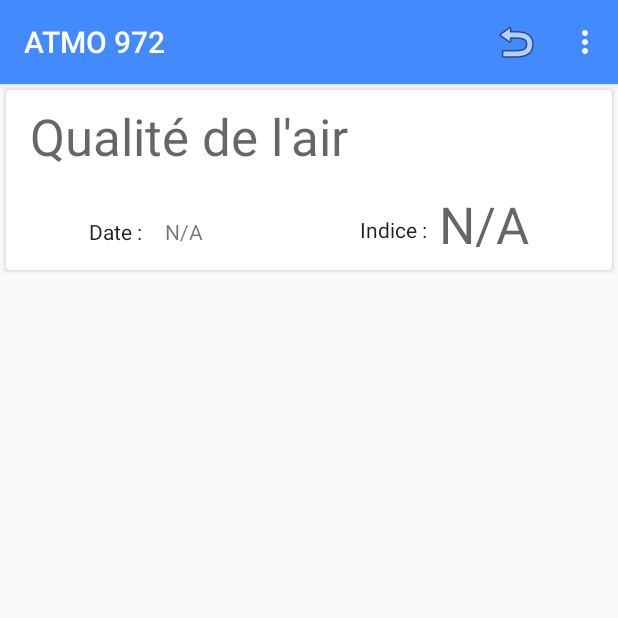
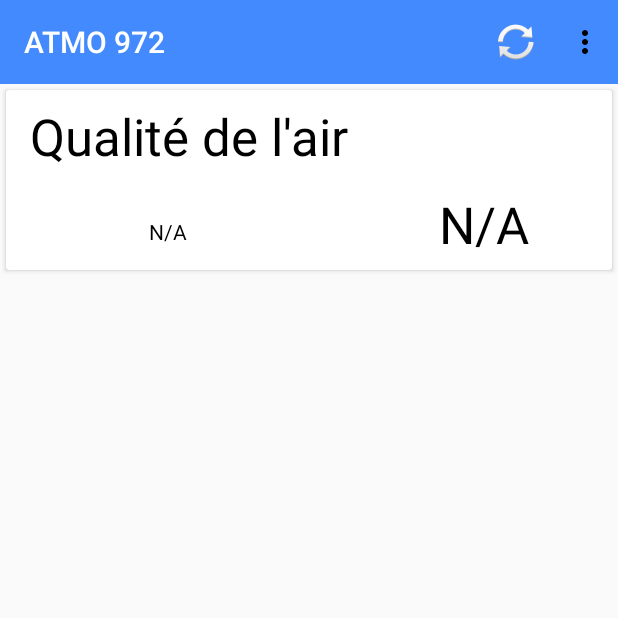
Before and after one commit to MadiBreizh/ATMO972, an Android app: the screen it shows after launch (MainActivity), on a phone screen of 412 x 824 dp, the top half of it. Run offline under Robolectric (Android 15) with nearby library versions, the phone set to English and light mode, and no system bars; libraries missing offline, so code that uses them is left out: com.opencsv; network calls fail; 2 statements that could not run were skipped.

Commit message:
Modification du thème ajout d'une fleche de retour à l'activitée précédente

```diff
--- a/app/src/main/java/com/example/eag/myapplication/MainActivity.java
+++ b/app/src/main/java/com/example/eag/myapplication/MainActivity.java
@@ -8,6 +8,7 @@ import android.support.v4.app.NavUtils;
 import android.support.v7.app.AppCompatActivity;
 import android.os.Bundle;
 import android.support.v7.widget.CardView;
+import android.support.v7.widget.Toolbar;
 import android.view.Menu;
 import android.view.MenuItem;
 import android.view.View;
@@ -30,12 +31,17 @@ public class MainActivity extends AppCompatActivity {
     TextView tvIndice;
     CardView cardView;
 
+    Toolbar toolbar;
+
     AtmoElement[] atmoElements = null;
 
     @Override
     protected void onCreate(Bundle savedInstanceState) {
         super.onCreate(savedInstanceState);
         setContentView(R.layout.activity_main);
+
+        toolbar = (Toolbar) findViewById(R.id.tb_acceuil);
+        setSupportActionBar(toolbar);
 
         tvDate = (TextView)findViewById(R.id.tvDate);
         tvIndice = (TextView)findViewById(R.id.tvIndice);
@@ -86,7 +92,7 @@ public class MainActivity extends AppCompatActivity {
 
         @Override
         protected AtmoElement[] doInBackground(Void... params) {
-            int nbrJourAntérieur = -10;
+            int nbrJourAntérieur = -20;
 
             Uri.Builder uriBuilder = new Uri.Builder();
 
--- a/app/src/main/res/layout/activity_main.xml
+++ b/app/src/main/res/layout/activity_main.xml
@@ -1,7 +1,25 @@
 <?xml version="1.0" encoding="utf-8"?>
-<android.support.constraint.ConstraintLayout xmlns:android="http://schemas.android.com/apk/res/android"
+<LinearLayout xmlns:android="http://schemas.android.com/apk/res/android"
     xmlns:app="http://schemas.android.com/apk/res-auto"
     xmlns:tools="http://schemas.android.com/tools"
+    android:layout_width="match_parent"
+    android:layout_height="match_parent"
+    android:orientation="vertical"
+    tools:context="com.example.eag.myapplication.HistoriqueActivity"
+    tools:layout_editor_absoluteX="0dp"
+    tools:layout_editor_absoluteY="41dp">
+
+    <android.support.v7.widget.Toolbar
+        android:id="@+id/tb_acceuil"
+        android:layout_width="match_parent"
+        android:layout_height="wrap_content"
+        android:background="@color/colorPrimary"
+        android:minHeight="?attr/actionBarSize"
+        android:theme="@style/AppTheme"
+        tools:layout_editor_absoluteX="8dp"
+        tools:layout_editor_absoluteY="0dp" />
+
+    <android.support.constraint.ConstraintLayout
     android:layout_width="match_parent"
     android:layout_height="match_parent"
     tools:context="com.example.eag.myapplication.MainActivity"
@@ -18,12 +36,12 @@
         android:layout_marginLeft="4dp"
         android:layout_marginRight="4dp"
         android:layout_marginStart="4dp"
-        android:layout_marginTop="4dp"
         app:layout_constraintHorizontal_bias="0.0"
         app:layout_constraintLeft_toLeftOf="parent"
         app:layout_constraintRight_toRightOf="parent"
+        tools:showIn="@layout/activity_main"
             app:layout_constraintTop_toTopOf="parent"
-        tools:showIn="@layout/activity_main">
+            android:layout_marginTop="4dp">
 
             <android.support.constraint.ConstraintLayout
                 android:layout_width="match_parent"
@@ -36,6 +54,7 @@
                     android:layout_width="wrap_content"
                     android:layout_height="wrap_content"
                     android:layout_marginLeft="16dp"
+                    android:layout_marginStart="16dp"
                     android:layout_marginTop="8dp"
                     android:text="@string/qualite_air"
                     android:textAppearance="@android:style/TextAppearance.Material.Display1"
@@ -74,7 +93,7 @@
                     android:layout_column="1"
                     android:layout_marginBottom="8dp"
                     android:layout_marginEnd="55dp"
-                android:layout_marginRight="54dp"
+                    android:layout_marginRight="55dp"
                     android:layout_row="1"
                     android:layout_weight="1"
                     android:text="N/A"
@@ -101,3 +120,4 @@
         </android.support.v7.widget.CardView>
 
     </android.support.constraint.ConstraintLayout>
+</LinearLayout>
--- a/app/src/main/res/menu/menu_acceuil.xml
+++ b/app/src/main/res/menu/menu_acceuil.xml
@@ -11,7 +11,7 @@
     <item
         android:id="@+id/menu_actualiser"
         android:title="Actualiser"
-        android:icon="@android:drawable/ic_menu_revert"
+        android:icon="@android:drawable/ic_popup_sync"
         app:showAsAction="always"/>
 
     <item
--- a/app/src/main/res/values/colors.xml
+++ b/app/src/main/res/values/colors.xml
@@ -1,6 +1,10 @@
 <?xml version="1.0" encoding="utf-8"?>
 <resources>
     <color name="colorPrimary">#448aff</color>
-    <color name="colorPrimaryDark">#448aff</color>
+    <color name="colorPrimaryDark">#3d5afe</color>
     <color name="colorAccent">#FF4081</color>
+
+    <color name="textColorPrimary">#FFF</color>
+    <color name="textColorSecondary">#000</color>
+
 </resources>
--- a/app/src/main/res/values/strings.xml
+++ b/app/src/main/res/values/strings.xml
@@ -1,6 +1,6 @@
 <resources>
     <string name="app_name">ATMO 972</string>
-    <string name="message_date">Date : </string>
+    <string name="message_date">"Le : "</string>
     <string name="message_indice">Indice : </string>
     <string name="title_acceuil">Acceuil</string>
     <string name="a_propos">À propos</string>
--- a/app/src/main/res/values/styles.xml
+++ b/app/src/main/res/values/styles.xml
@@ -1,11 +1,22 @@
 <resources>
 
     <!-- Base application theme. -->
-    <style name="AppTheme" parent="Theme.AppCompat.Light.DarkActionBar">
+    <style name="AppTheme" parent="Theme.AppCompat.Light.NoActionBar">
         <!-- Customize your theme here. -->
         <item name="colorPrimary">@color/colorPrimary</item>
         <item name="colorPrimaryDark">@color/colorPrimaryDark</item>
         <item name="colorAccent">@color/colorAccent</item>
+
+
+        <item name="android:textColorPrimary">@color/textColorPrimary</item>
+        <item name="android:textColorSecondary">@color/textColorSecondary</item>
+        <item name="android:textColorTertiary">@color/textColorSecondary</item>
+        <item name="android:textColorSecondaryInverse">@color/textColorSecondary</item>
+        <item name="android:itemTextAppearance">@style/MenuItemTextAppearance</item>
+    </style>
+
+    <style name="MenuItemTextAppearance">
+        <item name="android:textColor">#000</item> // replace this value with your desired menu item color.
     </style>
 
 </resources>
```
Also changed, not shown: app/src/main/java/com/example/eag/myapplication/HistoriqueActivity.java (+12 -0 lines), app/src/main/res/layout/activity_historique.xml (+10 -0 lines), app/src/main/res/layout/item_indice_atmo.xml (+12 -12 lines), app/src/main/res/layout/old_activity_main_historique.xml (deleted, +0 -20 lines). Lines whose indentation alone changed are shown as unchanged.
